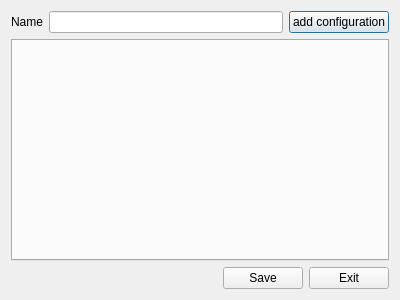
Old version of the form modules/automation/projects/HilecGui/src/telecontrol/EditGamepadAssignment.ui in the repository OFFIS-Automation/Framework.
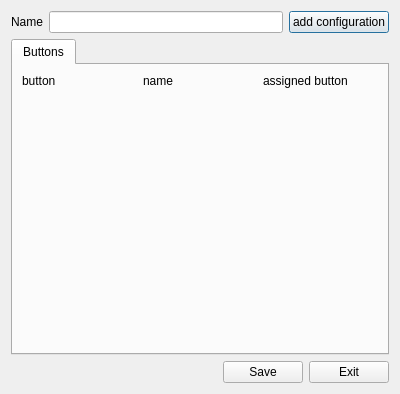
New version of the form. Icons and pictures are not drawn.

Commit message: added button handling in GUI

The edit to the form file:
```diff
--- a/modules/automation/projects/HilecGui/src/telecontrol/EditGamepadAssignment.ui
+++ b/modules/automation/projects/HilecGui/src/telecontrol/EditGamepadAssignment.ui
@@ -7,7 +7,7 @@
     <x>0</x>
     <y>0</y>
     <width>400</width>
-    <height>300</height>
+    <height>394</height>
    </rect>
   </property>
   <property name="windowTitle">
@@ -40,7 +40,53 @@
     </layout>
    </item>
    <item>
-    <widget class="QTabWidget" name="tabWidget"/>
+    <widget class="QTabWidget" name="tabWidget">
+     <widget class="QWidget" name="buttonTab">
+      <attribute name="title">
+       <string>Buttons</string>
+      </attribute>
+      <layout class="QVBoxLayout" name="verticalLayout">
+       <item>
+        <layout class="QGridLayout" name="buttonTabLayout">
+         <item row="0" column="0">
+          <widget class="QLabel" name="label_2">
+           <property name="text">
+            <string>button</string>
+           </property>
+          </widget>
+         </item>
+         <item row="0" column="1">
+          <widget class="QLabel" name="label_3">
+           <property name="text">
+            <string>name</string>
+           </property>
+          </widget>
+         </item>
+         <item row="0" column="2">
+          <widget class="QLabel" name="label_4">
+           <property name="text">
+            <string>assigned button</string>
+           </property>
+          </widget>
+         </item>
+        </layout>
+       </item>
+       <item>
+        <spacer name="verticalSpacer">
+         <property name="orientation">
+          <enum>Qt::Vertical</enum>
+         </property>
+         <property name="sizeHint" stdset="0">
+          <size>
+           <width>20</width>
+           <height>40</height>
+          </size>
+         </property>
+        </spacer>
+       </item>
+      </layout>
+     </widget>
+    </widget>
    </item>
    <item>
     <layout class="QHBoxLayout" name="horizontalLayout_2">
```
The commit also changes 5 other files.
